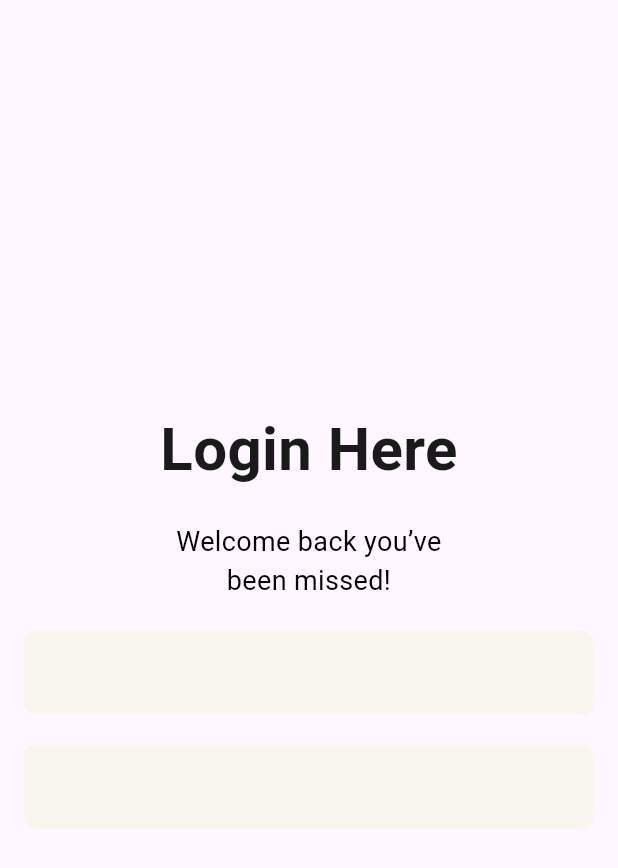
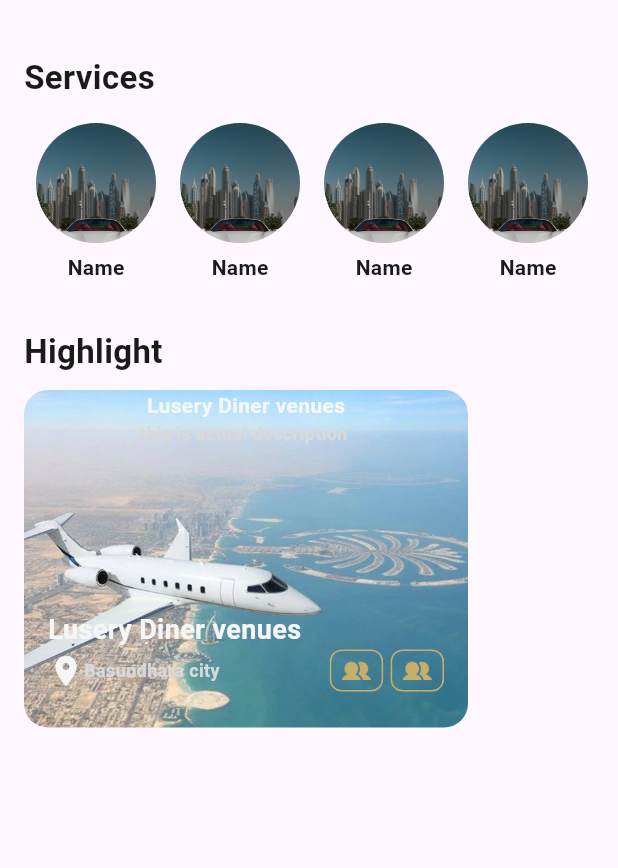
Before and after one commit to MTS-Services/abyansf_asfmanagment_app, a Flutter app: the screen it shows after launch, on a phone screen of 412 x 824 dp. Shown: the top 868 px of the screen. Run offline on Flutter 3.47's test engine with Material 3 defaults, Android fonts, the phone set to English and light mode, and no system bars; our stand-ins replace carousel_slider, flutter_screenutil, get; Roboto replaces fonts that are missing (Playfair Display).

Commit message:
update main

```diff
--- a/lib/managmentApp.dart
+++ b/lib/managmentApp.dart
@@ -1,6 +1,7 @@
 import 'package:abyansf_asfmanagment_app/utils/style/themdata.dart';
 import 'package:abyansf_asfmanagment_app/view/auth/auth.dart';
 import 'package:abyansf_asfmanagment_app/view/auth/loginScreen.dart';
+import 'package:abyansf_asfmanagment_app/view/screens/main_screen/home_screen.dart';
 import 'package:abyansf_asfmanagment_app/view/screens/splash_creen/splash_screen.dart';
 import 'package:flutter/material.dart';
 import 'package:flutter_screenutil/flutter_screenutil.dart';
@@ -19,7 +20,7 @@ class Managmentapp extends StatelessWidget {
         return GetMaterialApp(
           debugShowCheckedModeBanner: false,
           theme: themeData(),
-          home: LoginScreen(),
+          home: HomeScreen(),
 
         );
       },
--- a/lib/utils/assets_path.dart
+++ b/lib/utils/assets_path.dart
@@ -3,4 +3,7 @@ class AssetPath {
   static const String splashScreen1 = '$_basePath/splash_screen1.png';
   static const String splashScreen2 = '$_basePath/splash_screen2.png';
   static const String splashScreen3 = '$_basePath/splash_screen3.png';
+  static const String planeImage = '$_basePath/plane_image.png';
+  static const String personImage = '$_basePath/person_image.png';
+  static const String clockImage = '$_basePath/Clock.png';
 }
--- a/lib/utils/style/appColor.dart
+++ b/lib/utils/style/appColor.dart
@@ -7,4 +7,7 @@ class AppColors {
   static const Color greyColor = Color(0xff3D3D3D);
   static const Color lightGrey = Color(0xff868686);
   static const Color red = Color(0xFF3B3B);
+  static const Color lightWhite6 = Color(0xFFF6F6F6);
+  static const Color lightWhite9 = Color(0xFFD9D9D9);
+  static const Color laserColor = Color(0xFFC7AE6A);
 }
--- /dev/null
+++ b/lib/view/screens/main_screen/home_screen.dart
@@ -0,0 +1,184 @@
+import 'package:abyansf_asfmanagment_app/utils/assets_path.dart';
+import 'package:abyansf_asfmanagment_app/utils/style/appColor.dart';
+import 'package:abyansf_asfmanagment_app/utils/style/appStyle.dart';
+import 'package:carousel_slider/carousel_slider.dart';
+import 'package:flutter/material.dart';
+
+class HomeScreen extends StatelessWidget {
+  const HomeScreen({super.key});
+
+  @override
+  Widget build(BuildContext context) {
+    return Scaffold(
+      body: SingleChildScrollView(
+        child: Padding(
+          padding: const EdgeInsets.all(16),
+          child: Column(
+            crossAxisAlignment: CrossAxisAlignment.start,
+            children: [
+              const SizedBox(height: 20),
+              Text(
+                'Services',
+                style: TextStyle(
+                  fontSize: AppStyles.fontXXL,
+                  fontWeight: AppStyles.weightBold,
+                  color: AppColors.blackColor,
+                ),
+              ),
+              const SizedBox(height: 7),
+              SizedBox(
+                height: 145,
+                child: ListView.builder(
+                  scrollDirection: Axis.horizontal,
+                  itemCount: 10,
+                  itemBuilder: (context, index) {
+                    return Padding(
+                      padding: const EdgeInsets.all(8),
+                      child: Column(
+                        mainAxisSize: MainAxisSize.min,
+                        children: [
+                          CircleAvatar(
+                            radius: 40,
+                            backgroundImage: AssetImage(
+                              AssetPath.splashScreen1,
+                            ),
+                          ),
+                          const SizedBox(height: 6),
+                          Text(
+                            'Name',
+                            style: TextStyle(
+                              fontSize: AppStyles.fontM,
+                              fontWeight: AppStyles.weightBold,
+                              color: AppColors.blackColor,
+                            ),
+                          ),
+                        ],
+                      ),
+                    );
+                  },
+                ),
+              ),
+              Text(
+                'Highlight',
+                style: TextStyle(
+                  fontSize: AppStyles.fontXXL,
+                  fontWeight: AppStyles.weightBold,
+                  color: AppColors.blackColor,
+                ),
+              ),
+              const SizedBox(height: 10),
+              /* CarouselSlider.builder(
+                itemCount: 5,
+                itemBuilder: (context, index, realIndex) {
+                  return Container(
+                   width: 296,
+                    margin: const EdgeInsets.symmetric(horizontal: 10),
+                    decoration: BoxDecoration(
+                      color: Colors.blueAccent,
+                      borderRadius: BorderRadius.circular(16),
+                    ),
+                    child: Center(
+                      child: Text(
+                        'Slide ${index + 1}',
+                        style: const TextStyle(
+                          fontSize: 24,
+                          color: Colors.white,
+                        ),
+                      ),
+                    ),
+                  );
+                },
+                options: CarouselOptions(
+                  height: 216,
+                  enlargeCenterPage: true,
+                  autoPlay: true,
+                  aspectRatio: 16 / 9,
+                  autoPlayInterval: const Duration(seconds: 3),
+                  viewportFraction: 0.8,
+                ),
+              )*/
+              Container(
+                width: 296,
+                height: 225,
+                decoration: BoxDecoration(
+                  borderRadius: BorderRadius.circular(16),
+                  image: DecorationImage(
+                    image: AssetImage(AssetPath.planeImage),
+                    fit: BoxFit.cover,
+                  ),
+                ),
+                child: Padding(
+                  padding: const EdgeInsets.only(left: 16,right: 16),
+                  child: Column(
+                    crossAxisAlignment: CrossAxisAlignment.start,
+                    children: [
+                     // const SizedBox(height: 10,),
+                      Center(
+                        child: Text(
+                          'Lusery Diner venues',
+                          style: TextStyle(
+                            fontSize: AppStyles.fontM,
+                            fontWeight: AppStyles.weightBold,
+                            color: AppColors.lightWhite6,
+                          ),
+                        ),
+                      ),
+                      Center(
+                        child:
+                        Text('this is actual description ',style: TextStyle(
+                          fontSize: AppStyles.fontS,
+                          fontWeight: AppStyles.weightBold,
+                          color: AppColors.lightWhite9,
+                        ),),
+                      ),
+                      const SizedBox(height: 110,),
+                      Text(
+                        'Lusery Diner venues',
+                        style: TextStyle(
+                          fontSize: AppStyles.fontXL,
+                          fontWeight: AppStyles.weightBold,
+                          color: AppColors.lightWhite6,
+                        ),
+                      ),
+                      Row(
+                        children: [
+                          Icon(Icons.location_on,color: AppColors.lightWhite6,),
+                          Text('Basundhara city',style: TextStyle(
+                            fontSize: AppStyles.fontS,
+                            fontWeight: AppStyles.weightBold,
+                            color: AppColors.lightWhite9,
+                          ),),
+                          Spacer(),
+                          Container(
+                            height: 28,
+                            width: 35.58,
+                            decoration: BoxDecoration(
+                              border: Border.all(color: AppColors.laserColor),
+                              borderRadius: BorderRadius.circular(8)
+                            ),
+                            child: Center(child:Image.asset(AssetPath.personImage,scale: 5,),),
+                          ),
+                          const SizedBox(width: 5,),
+                          Container(
+                            height: 28,
+                            width: 35.58,
+                            decoration: BoxDecoration(
+                                border: Border.all(color: AppColors.laserColor),
+                                borderRadius: BorderRadius.circular(8)
+                            ),
+                            child: Center(child:Image.asset(AssetPath.personImage,scale: 5,),),
+                          ),
+                        ],
+                      )
+
+                    ],
+                  ),
+                ),
+              ),
+            ],
+          ),
+        ),
+      ),
+    );
+  }
+}
--- a/pubspec.yaml
+++ b/pubspec.yaml
@@ -36,7 +36,11 @@ dependencies:
   cupertino_icons: ^1.0.8
   get: ^4.7.2
   flutter_screenutil: ^5.9.3
+  carousel_slider:
+    git:
+      url: https://github.com/serenader2014/flutter_carousel_slider.git
   flutter_svg: ^2.2.0
+
 
 
 dev_dependencies:
```
Also changed, not shown: assets/images/Clock.png (added), assets/images/person_image.png (added), assets/images/plane_image.png (added), lib/view/screens/main_screen/main_screen.dart (deleted), pubspec.lock.
